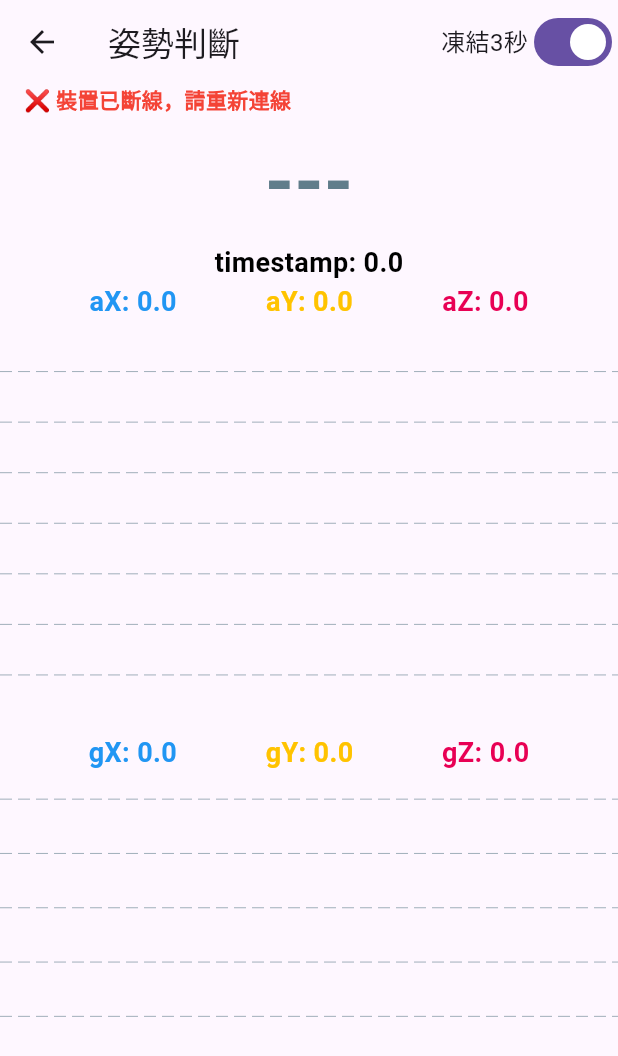
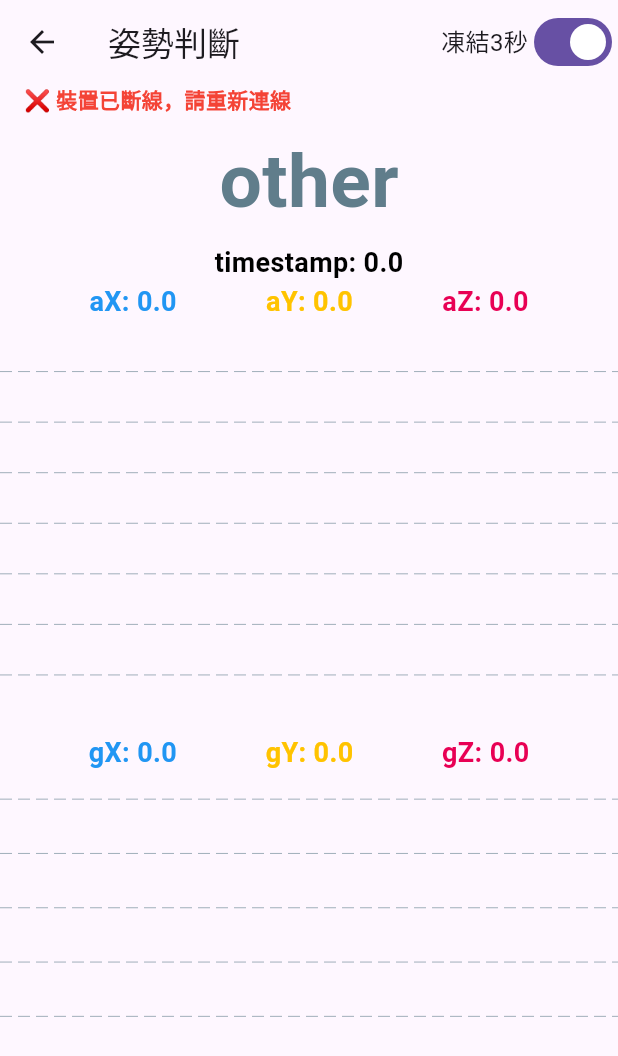
Before and after one commit to bigheadfjuee/iot_imu_ble, a Flutter app: the BleDataPosturePage screen opened directly, on a phone screen of 412 x 824 dp. Shown: the top 1056 px of the screen. Run offline on Flutter 3.47's test engine with Material 3 defaults, Android fonts, the phone set to English and light mode, and no system bars; drawn by our look-alikes of fl_chart; our stand-ins replace cloud_firestore, firebase_core, flutter_blue_plus, permission_handler; missing offline and left inert: dart:ffi, tflite_flutter, web_ffi; accounts and stored records are empty.

Commit message:
feat(ble_data_posture): 更新 IMU 資料回調，調整姿勢預測邏輯

```diff
--- a/lib/components/ble_data_posture.dart
+++ b/lib/components/ble_data_posture.dart
@@ -1,8 +1,10 @@
 import 'package:flutter/material.dart';
+import 'package:provider/provider.dart';
 import 'dart:developer' as developer;
 import 'package:tflite_flutter/tflite_flutter.dart';
 import 'line_page.dart';
 import 'ble_data_manager.dart';
+import 'global_state.dart';
 
 class BleDataPosturePage extends StatefulWidget {
   const BleDataPosturePage({super.key});
@@ -13,7 +15,7 @@ class BleDataPosturePage extends StatefulWidget {
 class _BleDataPosturePageState extends State<BleDataPosturePage> {
   DateTime? _lastUIUpdate;
   final List<List<double>> _imuBuffer = []; // ✅ BLE 資料累積用
-  String _predictedPosture = "---"; // ✅ 推理結果
+  String _predictedPosture = "other"; // ✅ 推理結果
   bool _isLockPosture = true; // ✅ 是否鎖定姿勢推理
 
   late Interpreter interpreter;
@@ -31,7 +33,12 @@ class _BleDataPosturePageState extends State<BleDataPosturePage> {
     }
 
     BleDataManager.instance.addListener(_refreshUI);
-    BleDataManager.instance.setBuildContext(context);
+    // 設定 IMU 資料 callback，直接用 context 更新 provider
+    BleDataManager.instance.onImuDataUpdate = (imuData) {
+      if (mounted) {
+        context.read<ImuDataProvider>().update(imuData);
+      }
+    };
     loadModel();
 
     // ✅ 監聽 BLE 每筆 IMU 資料（直接把資料送進 buffer）
@@ -98,17 +105,18 @@ class _BleDataPosturePageState extends State<BleDataPosturePage> {
           posture = "smash";
           break;
         default:
-          posture = "unknown";
+          posture = "other";
       }
 
       if (posture != "other") {
         debugPrint("posture: $posture");
       }
 
-      // ✅ 如果是 drive 或 smash，3 秒後還原顯示為 "---"
+      // ✅ 如果是 drive 或 smash，3 秒後還原顯示為 "other"
       if (_isLockPosture) {
         if (posture == "drive" || posture == "smash") {
           if (_predictedPosture != "other") {
+            // 避免 other => drive / smash => smash / drive 的情況
             return;
           }
 
@@ -143,6 +151,7 @@ class _BleDataPosturePageState extends State<BleDataPosturePage> {
   @override
   void dispose() {
     BleDataManager.instance.onImuDataForPrediction = null;
+    BleDataManager.instance.onImuDataUpdate = null;
     BleDataManager.instance.removeListener(_refreshUI);
     interpreter.close();
     super.dispose();
--- a/lib/components/ble_data_receiver_page.dart
+++ b/lib/components/ble_data_receiver_page.dart
@@ -34,8 +34,6 @@ class _BleDataReceiverPageState extends State<BleDataReceiverPage> {
       }
     };
   }
-
-  // didChangeDependencies 不再需要 setBuildContext
 
   @override
   void dispose() {
```
